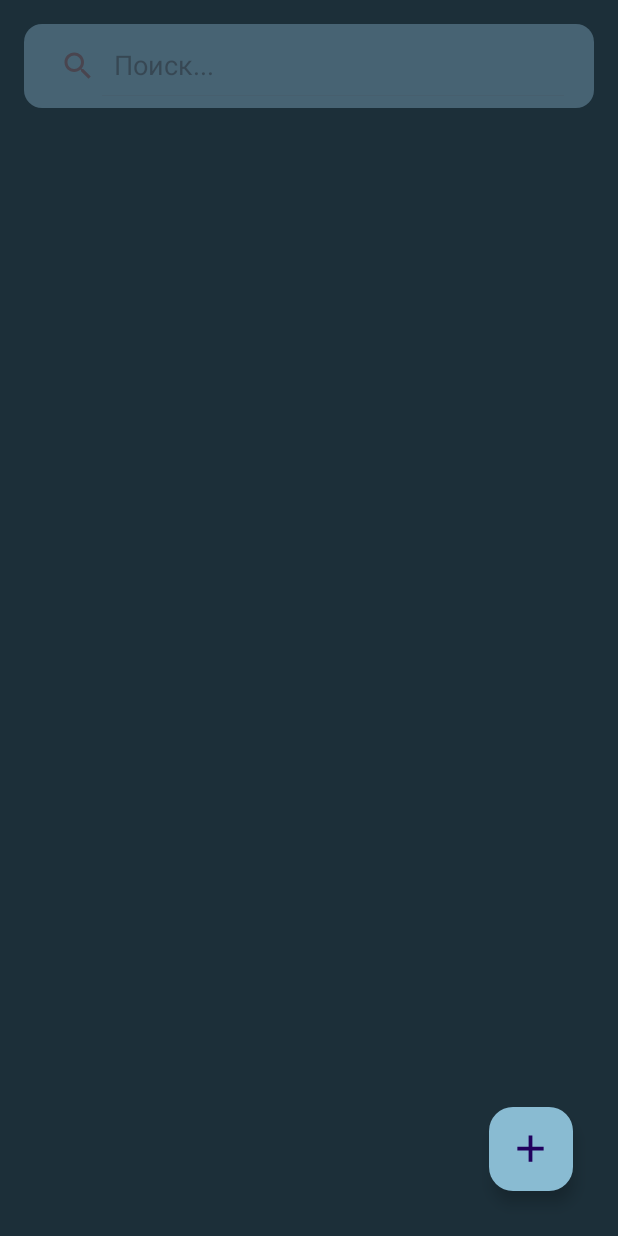
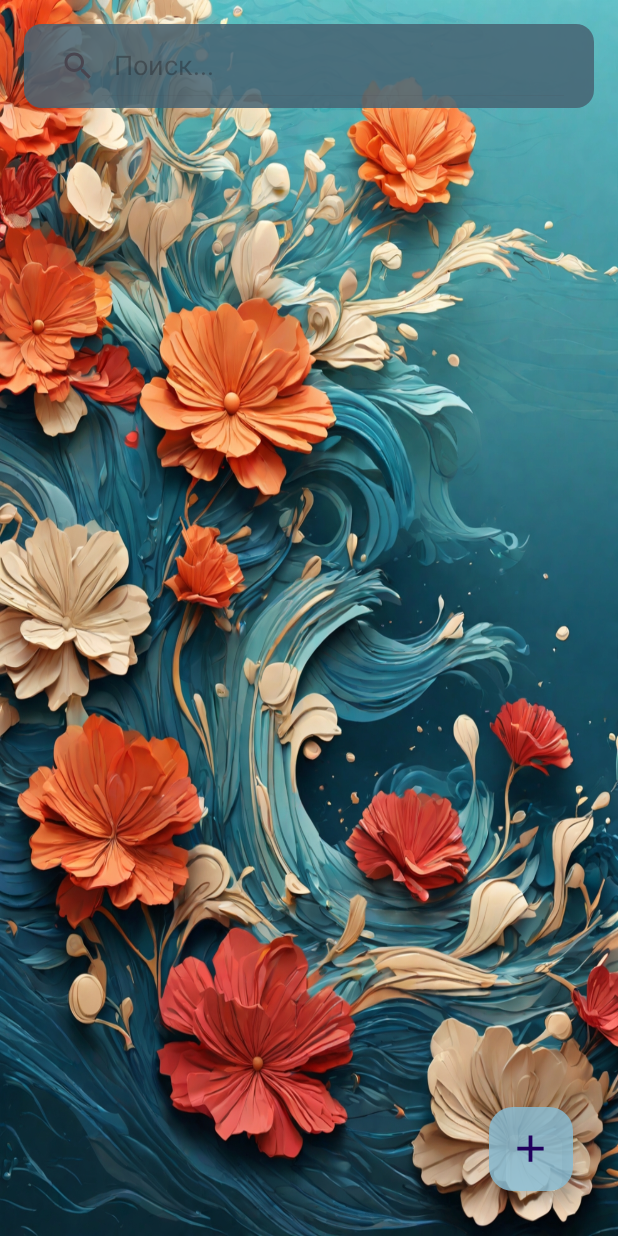
Before and after one commit to Tatarin61866/MyNotes, an Android app: the screen it shows after launch (MainActivity), on a phone screen of 412 x 824 dp. Run offline under Robolectric (Android 15) with nearby library versions, the phone set to English and light mode, and no system bars; our stand-ins replace Room's generated code.

Commit message:
version 1.2 new design

```diff
--- a/app/src/main/AndroidManifest.xml
+++ b/app/src/main/AndroidManifest.xml
@@ -17,6 +17,7 @@
 
             android:exported="false" />
         <activity
+            android:windowSoftInputMode="adjustPan"
             android:name=".MainActivity"
             android:exported="true">
             <intent-filter>
--- a/app/src/main/res/drawable/round.xml
+++ b/app/src/main/res/drawable/round.xml
@@ -1,7 +1,8 @@
 <?xml version="1.0" encoding="utf-8"?>
 <shape xmlns:android="http://schemas.android.com/apk/res/android">
-    <solid android:color="@color/sea4"/>
+    <solid android:color="@color/sea4op"/>
     <corners android:radius="12dp"/>
+
     <padding android:left="4dp"
         android:bottom="8dp"
         android:right="12dp"
--- a/app/src/main/res/layout/activity_main.xml
+++ b/app/src/main/res/layout/activity_main.xml
@@ -4,9 +4,10 @@
     xmlns:tools="http://schemas.android.com/tools"
     android:layout_width="match_parent"
     android:layout_height="match_parent"
-    tools:context=".MainActivity"
-    android:background="@color/sea5"
-    android:orientation="vertical">
+    android:background="@drawable/dvgbcowos"
+    android:layout_alignParentTop="true"
+    android:orientation="vertical"
+    tools:context=".MainActivity">
 
     <androidx.appcompat.widget.SearchView
         android:id="@+id/svHome"
@@ -23,9 +24,9 @@
 
     <androidx.recyclerview.widget.RecyclerView
         android:id="@+id/recHome"
-        android:layout_below="@+id/svHome"
         android:layout_width="match_parent"
         android:layout_height="match_parent"
+        android:layout_below="@+id/svHome"
         android:layout_marginStart="10dp"
         android:layout_marginTop="10dp"
         android:layout_marginEnd="10dp"
@@ -41,9 +42,8 @@
         android:layout_alignParentBottom="true"
         android:layout_marginEnd="30dp"
         android:layout_marginBottom="30dp"
-        android:backgroundTint="@color/sea2"
+        android:backgroundTint="@color/sea2op"
         android:src="@drawable/baseline_add_24"
         app:maxImageSize="30dp"
-        app:rippleColor="@color/sea3">
-    </com.google.android.material.floatingactionbutton.FloatingActionButton>
+        app:rippleColor="@color/sea3"></com.google.android.material.floatingactionbutton.FloatingActionButton>
 </RelativeLayout>
--- a/app/src/main/res/values/colors.xml
+++ b/app/src/main/res/values/colors.xml
@@ -16,11 +16,13 @@
 
     <color name="sea1">#C9E6F4</color>
     <color name="sea2">#89BBD2</color>
+    <color name="sea2op">#d989BBD2</color>
     <color name="sea21">#89D28D</color>
     <color name="sea22">#B089D2</color>
     <color name="sea23">#D2A689</color>
     <color name="sea3">#406E6B</color>
     <color name="sea4">#476373</color>
+    <color name="sea4op">#d9476373</color>
     <color name="sea5">#1C2F39</color>
 
 
```
Also changed, not shown: app/src/main/res/drawable/dvgbcowos.jpg (added), app/src/main/res/drawable/dvgbcowos1.jpg (added).
